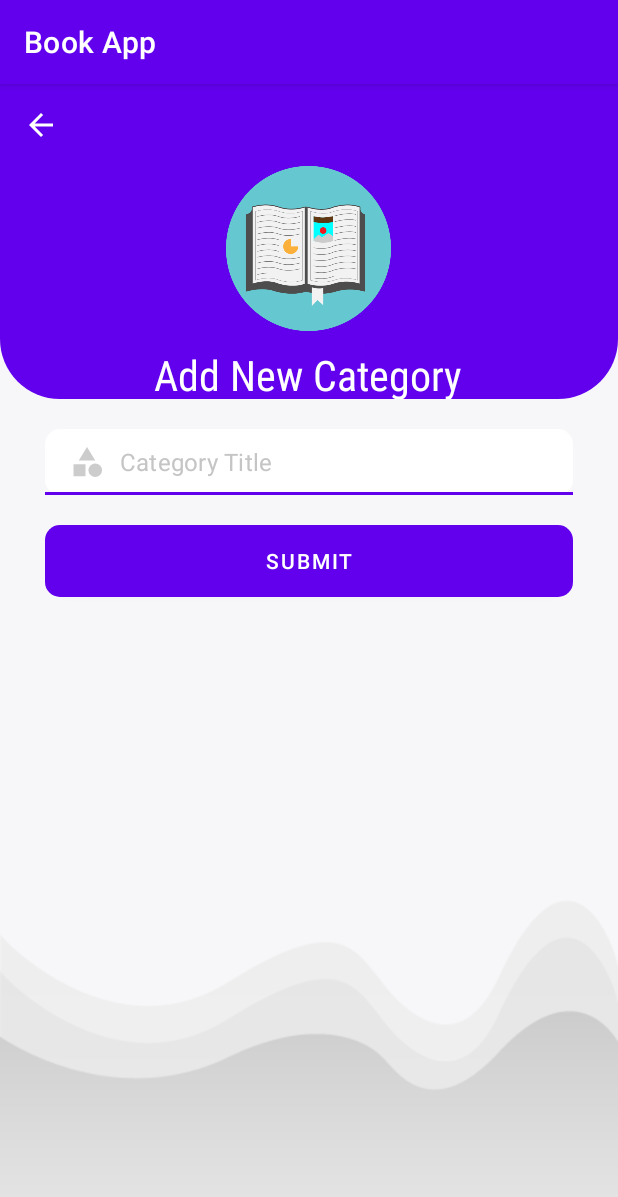
After one commit to Blessed-Hinn/BookApp-Android_studio, an Android app: the CategoryAddActivity screen opened directly, with no data from a screen before it, on a phone screen of 412 x 824 dp. The commit adds this screen. Shown: the top 1197 px of the screen. Run offline under Robolectric (Android 15) with nearby library versions, the phone set to English and light mode, and no system bars; our stand-ins replace Firebase (no records; nobody signed in at launch, a user with empty details on screens opened directly).

Commit message:
Adding More Features

```diff
--- a/app/build.gradle
+++ b/app/build.gradle
@@ -2,6 +2,7 @@ plugins {
     id 'com.android.application'
     id 'org.jetbrains.kotlin.android'
     id 'com.google.gms.google-services'
+    id 'com.google.firebase.crashlytics'
 }
 
 android {
@@ -46,6 +47,7 @@ dependencies {
     implementation 'com.google.firebase:firebase-database-ktx:20.0.5'
     implementation 'com.google.firebase:firebase-analytics-ktx:21.1.0'
     implementation 'com.google.firebase:firebase-auth-ktx:21.0.7'
+    implementation 'com.google.firebase:firebase-crashlytics-ktx:18.2.12'
     testImplementation 'junit:junit:4.13.2'
     androidTestImplementation 'androidx.test.ext:junit:1.1.3'
     androidTestImplementation 'androidx.test.espresso:espresso-core:3.4.0'
--- a/app/src/main/AndroidManifest.xml
+++ b/app/src/main/AndroidManifest.xml
@@ -13,6 +13,9 @@
         android:supportsRtl="true"
         android:theme="@style/Theme.BookApp"
         tools:targetApi="31">
+        <activity
+            android:name=".CategoryAddActivity"
+            android:exported="false" />
         <activity
             android:name=".DashboardAdminActivity"
             android:exported="false" />
--- /dev/null
+++ b/app/src/main/java/com/benny/bookapp/CategoryAddActivity.kt
@@ -0,0 +1,96 @@
+package com.benny.bookapp
+
+import android.app.ProgressDialog
+import androidx.appcompat.app.AppCompatActivity
+import android.os.Bundle
+import android.provider.Settings
+import android.widget.Toast
+import com.benny.bookapp.databinding.ActivityCategoryAddBinding
+import com.benny.bookapp.databinding.ActivityRegisterBinding
+import com.google.firebase.auth.FirebaseAuth
+import com.google.firebase.database.FirebaseDatabase
+
+
+class CategoryAddActivity : AppCompatActivity() {
+
+    //View Binding
+    private lateinit var binding: ActivityCategoryAddBinding
+
+    //declare firebase auth
+    private lateinit var firebaseAuth: FirebaseAuth
+
+    //Declare progress dialog
+    private lateinit var progressDialog: ProgressDialog
+
+    override fun onCreate(savedInstanceState: Bundle?) {
+        super.onCreate(savedInstanceState)
+        binding = ActivityCategoryAddBinding.inflate(layoutInflater)
+        setContentView(binding.root)
+
+        //init firebase auth
+        firebaseAuth = FirebaseAuth.getInstance()
+
+        //Configure progress dialog
+        progressDialog = ProgressDialog(this)
+        progressDialog.setTitle("Please wait...")
+        progressDialog.setCanceledOnTouchOutside(false)
+
+        //Handle click, go back
+        binding.backBtn.setOnClickListener {
+            onBackPressed()
+        }
+
+        //Handle click, begin upload category
+        binding.submitBtn.setOnClickListener {
+            validateData()
+        }
+    }
+
+    private var category = ""
+
+    private fun validateData() {
+        //Validate data
+
+        //Get data
+        category = binding.categoryEt.text.toString().trim()
+
+        //Validate data
+        if (category.isEmpty()) {
+            Toast.makeText(this, "Enter Category...", Toast.LENGTH_SHORT).show()
+        } else {
+            addCategoryFirebase()
+        }
+
+    }
+
+    private fun addCategoryFirebase() {
+        //Show progress
+        progressDialog.show()
+
+        //Get timestamp
+        val timestamp = System.currentTimeMillis()
+
+        //Setup data to add in Firebase db
+        val hashMap =
+            HashMap<String, Any>()//Second param is any, because the value could be of any type
+        hashMap["id"] =
+            "$timestamp"//Put in string quotes because timestamp is in double, we need in string for id
+        hashMap["category"] = category
+        hashMap["timestamp"] = timestamp
+        hashMap["uid"] = "${firebaseAuth.uid}"
+
+        //Add to firebase db: Database Root > Categories > categoryId > category info
+        val ref = FirebaseDatabase.getInstance().getReference("Categories")
+        ref.child("$timestamp")
+            .setValue(hashMap)
+            .addOnSuccessListener {
+                progressDialog.dismiss()
+                Toast.makeText(this, "Added successfully...", Toast.LENGTH_SHORT).show()
+            }
+            .addOnFailureListener { e ->
+                //Failed to add
+                progressDialog.dismiss()
+                Toast.makeText(this, "Failed to add due to ${e.message}", Toast.LENGTH_SHORT).show()
+            }
+    }
+}
--- a/app/src/main/java/com/benny/bookapp/DashboardAdminActivity.kt
+++ b/app/src/main/java/com/benny/bookapp/DashboardAdminActivity.kt
@@ -30,6 +30,11 @@ class DashboardAdminActivity : AppCompatActivity() {
             firebaseAuth.signOut()
             checkUser()
         }
+
+        //Handle Click, Add Category
+        binding.addCategory.setOnClickListener {
+            startActivity(Intent(this, CategoryAddActivity::class.java))
+        }
     }
 
 
--- /dev/null
+++ b/app/src/main/res/drawable/ic_category_gray.xml
@@ -0,0 +1,7 @@
+<vector android:height="24dp" android:tint="#CCCCCC"
+    android:viewportHeight="24" android:viewportWidth="24"
+    android:width="24dp" xmlns:android="http://schemas.android.com/apk/res/android">
+    <path android:fillColor="@android:color/white" android:pathData="M12,2l-5.5,9h11z"/>
+    <path android:fillColor="@android:color/white" android:pathData="M17.5,17.5m-4.5,0a4.5,4.5 0,1 1,9 0a4.5,4.5 0,1 1,-9 0"/>
+    <path android:fillColor="@android:color/white" android:pathData="M3,13.5h8v8H3z"/>
+</vector>
--- /dev/null
+++ b/app/src/main/res/drawable/ic_pdf_white.xml
@@ -0,0 +1,5 @@
+<vector android:height="24dp" android:tint="#FFFFFF"
+    android:viewportHeight="24" android:viewportWidth="24"
+    android:width="24dp" xmlns:android="http://schemas.android.com/apk/res/android">
+    <path android:fillColor="@android:color/white" android:pathData="M20,2L8,2c-1.1,0 -2,0.9 -2,2v12c0,1.1 0.9,2 2,2h12c1.1,0 2,-0.9 2,-2L22,4c0,-1.1 -0.9,-2 -2,-2zM11.5,9.5c0,0.83 -0.67,1.5 -1.5,1.5L9,11v2L7.5,13L7.5,7L10,7c0.83,0 1.5,0.67 1.5,1.5v1zM16.5,11.5c0,0.83 -0.67,1.5 -1.5,1.5h-2.5L12.5,7L15,7c0.83,0 1.5,0.67 1.5,1.5v3zM20.5,8.5L19,8.5v1h1.5L20.5,11L19,11v2h-1.5L17.5,7h3v1.5zM9,9.5h1v-1L9,8.5v1zM4,6L2,6v14c0,1.1 0.9,2 2,2h14v-2L4,20L4,6zM14,11.5h1v-3h-1v3z"/>
+</vector>
--- /dev/null
+++ b/app/src/main/res/layout/activity_category_add.xml
@@ -0,0 +1,89 @@
+<?xml version="1.0" encoding="utf-8"?>
+<RelativeLayout xmlns:android="http://schemas.android.com/apk/res/android"
+    xmlns:app="http://schemas.android.com/apk/res-auto"
+    xmlns:tools="http://schemas.android.com/tools"
+    android:layout_width="match_parent"
+    android:layout_height="match_parent"
+    android:background="@drawable/back01"
+    tools:context=".CategoryAddActivity">
+
+    <!--Toolbar-->
+    <RelativeLayout
+        android:id="@+id/toolbarRl"
+        android:layout_width="match_parent"
+        android:layout_height="210dp"
+        android:background="@drawable/shape_toolbar01">
+
+        <!---Image Buttton-->
+        <ImageButton
+            android:id="@+id/backBtn"
+            android:layout_width="wrap_content"
+            android:layout_height="wrap_content"
+            android:layout_margin="10dp"
+            android:background="@android:color/transparent"
+            android:padding="5dp"
+            android:src="@drawable/ic_back_white" />
+
+        <ImageView
+            android:id="@+id/iconIv"
+            android:layout_width="110dp"
+            android:layout_height="110dp"
+            android:layout_below="@id/backBtn"
+            android:layout_centerHorizontal="true"
+            android:src="@drawable/logo" />
+
+        <TextView
+            android:layout_width="wrap_content"
+            android:layout_height="wrap_content"
+            android:layout_below="@id/iconIv"
+            android:layout_centerHorizontal="true"
+            android:layout_marginTop="10dp"
+            android:fontFamily="sans-serif-condensed"
+            android:textSize="28sp"
+            android:text="Add New Category"
+            android:textColor="@color/white" />
+
+    </RelativeLayout>
+
+
+        <com.google.android.material.textfield.TextInputLayout
+            android:id="@+id/categoryTil"
+            android:layout_width="match_parent"
+            android:layout_height="wrap_content"
+            android:layout_marginStart="30dp"
+            android:layout_marginEnd="30dp"
+            android:layout_marginTop="230dp"
+            app:hintEnabled="false">
+
+            <EditText
+                android:id="@+id/categoryEt"
+                android:layout_width="match_parent"
+                android:layout_height="wrap_content"
+                android:background="@drawable/shape_edittext01"
+                android:drawableStart="@drawable/ic_category_gray"
+                android:drawablePadding="10dp"
+                android:hint="Category Title"
+                android:inputType="textPersonName|textCapSentences"
+                android:padding="10dp"
+                android:textColor="@color/black"
+                android:textColorHint="@color/gray01"/>
+
+        </com.google.android.material.textfield.TextInputLayout>
+
+    <!--Button Submit-->
+
+    <Button
+        android:id="@+id/submitBtn"
+        android:layout_width="match_parent"
+        android:layout_height="wrap_content"
+        android:layout_below="@id/categoryTil"
+        android:layout_marginStart="30dp"
+        android:layout_marginEnd="30dp"
+        android:layout_marginTop="20dp"
+        android:background="@drawable/shape_button01"
+        android:text="Submit"
+        android:textColor="@color/white"/>
+
+
+
+</RelativeLayout>
--- a/build.gradle
+++ b/build.gradle
@@ -1,6 +1,8 @@
 buildscript {
     dependencies {
         classpath 'com.google.gms:google-services:4.3.13'
+        classpath 'com.android.tools.build:gradle:3.4.0'
+        classpath 'com.google.firebase:firebase-crashlytics-gradle:2.9.1'
     }
 }// Top-level build file where you can add configuration options common to all sub-projects/modules.
 plugins {
```
Also changed, not shown: app/src/main/res/layout/activity_dashboard_admin.xml (+46 -10 lines).
